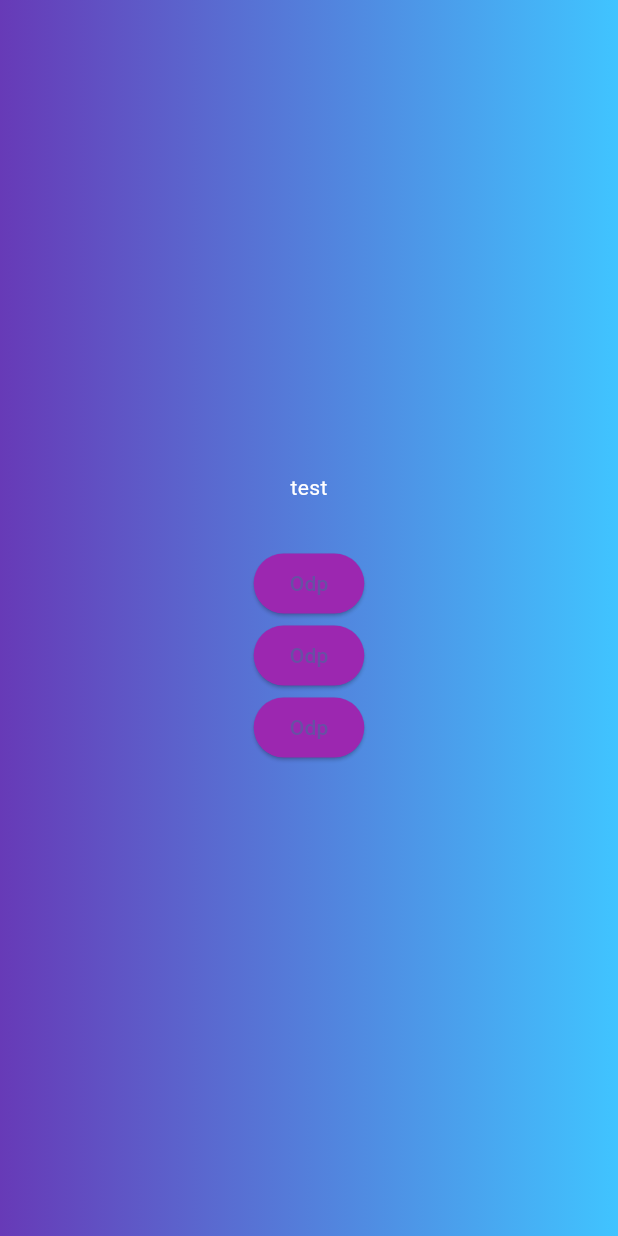
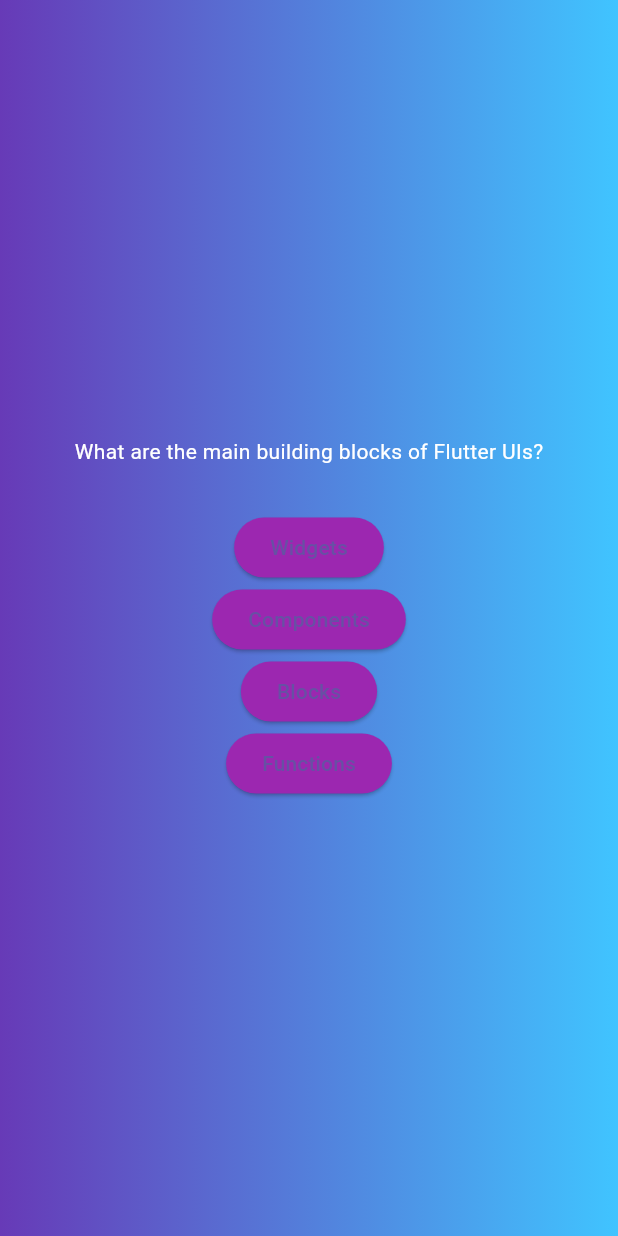
Before and after one commit to stabnom/QUIZ_APP, a Flutter app: the screen it shows after launch, after a tap on "Start game", on a phone screen of 412 x 824 dp. Run offline on Flutter 3.47's test engine with Material 3 defaults, Android fonts, the phone set to English and light mode, and no system bars.

Commit message:
course continuing

```diff
--- a/quiz/lib/data/questions.dart
+++ b/quiz/lib/data/questions.dart
@@ -1,5 +1,55 @@
 import 'package:quiz/models/quiz_question.dart';
 
 const questions = [
-  QuizQuestion('2+2= ', ['1', '2', '3', '4']),
+  QuizQuestion(
+    'What are the main building blocks of Flutter UIs?',
+    [
+      'Widgets',
+      'Components',
+      'Blocks',
+      'Functions',
+    ],
+  ),
+  QuizQuestion('How are Flutter UIs built?', [
+    'By combining widgets in code',
+    'By combining widgets in a visual editor',
+    'By defining widgets in config files',
+    'By using XCode for iOS and Android Studio for Android',
+  ]),
+  QuizQuestion(
+    'What\'s the purpose of a StatefulWidget?',
+    [
+      'Update UI as data changes',
+      'Update data as UI changes',
+      'Ignore data changes',
+      'Render UI that does not depend on data',
+    ],
+  ),
+  QuizQuestion(
+    'Which widget should you try to use more often: StatelessWidget or StatefulWidget?',
+    [
+      'StatelessWidget',
+      'StatefulWidget',
+      'Both are equally good',
+      'None of the above',
+    ],
+  ),
+  QuizQuestion(
+    'What happens if you change data in a StatelessWidget?',
+    [
+      'The UI is not updated',
+      'The UI is updated',
+      'The closest StatefulWidget is updated',
+      'Any nested StatefulWidgets are updated',
+    ],
+  ),
+  QuizQuestion(
+    'How should you update data inside of StatefulWidgets?',
+    [
+      'By calling setState()',
+      'By calling updateData()',
+      'By calling updateUI()',
+      'By calling updateState()',
+    ],
+  ),
 ];
--- a/quiz/lib/questionScreen.dart
+++ b/quiz/lib/questionScreen.dart
@@ -1,5 +1,6 @@
 import 'package:flutter/material.dart';
 import 'package:quiz/answer_button.dart';
+import 'package:quiz/data/questions.dart';
 
 class QuestionScreen extends StatefulWidget {
   const QuestionScreen({super.key});
@@ -13,16 +14,21 @@ class QuestionScreen extends StatefulWidget {
 class _QuestionScreen extends State<QuestionScreen> {
   @override
   Widget build(context) {
+    final currentQuestion = questions[0];
+
     return SizedBox(
       width: double.infinity,
       child: Column(
         mainAxisAlignment: MainAxisAlignment.center,
         children: [
-          const Text(style: TextStyle(color: Colors.white), "test"),
+          Text(
+            currentQuestion.question,
+            style: TextStyle(color: Colors.white)),
           SizedBox(height: 30),
-          AnswerButton(answerText: "Odp", onTap: () {}),
-          AnswerButton(answerText: "Odp", onTap: () {}),
-          AnswerButton(answerText: "Odp", onTap: () {}),
+          AnswerButton(answerText: currentQuestion.answers[0], onTap: () {}),
+          AnswerButton(answerText: currentQuestion.answers[1], onTap: () {}),
+          AnswerButton(answerText: currentQuestion.answers[2], onTap: () {}),
+          AnswerButton(answerText: currentQuestion.answers[3], onTap: () {}),
         ],
       ),
     );
```
Also changed, not shown: quiz/pubspec.lock.
